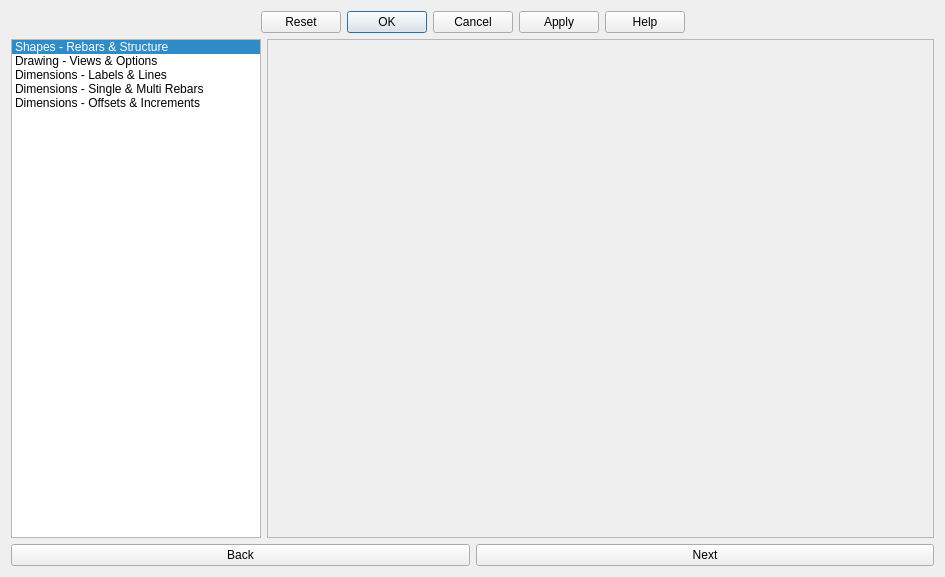
This is ReinforcementDrawing/ReinforcementDrawingDimensioning_Main.ui in amrit3701/FreeCAD-Reinforcement as Qt 5 draws it before an edit. The edited form follows.
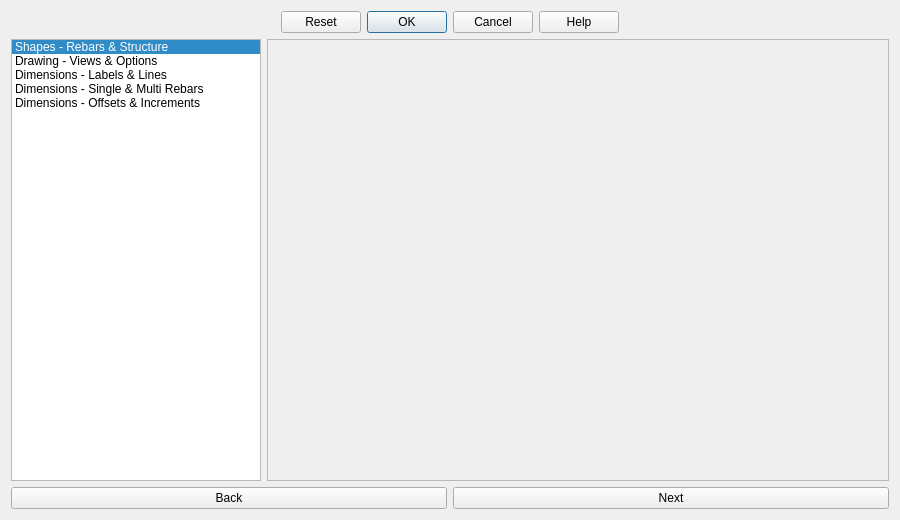
This is the edited form.

Commit message: Integrate Reinforcement Drawing Dimensioning UI

What changed in the file:
```diff
--- a/ReinforcementDrawing/ReinforcementDrawingDimensioning_Main.ui
+++ b/ReinforcementDrawing/ReinforcementDrawingDimensioning_Main.ui
@@ -6,8 +6,8 @@
    <rect>
     <x>0</x>
     <y>0</y>
-    <width>945</width>
-    <height>577</height>
+    <width>900</width>
+    <height>520</height>
    </rect>
   </property>
   <property name="sizePolicy">
@@ -41,7 +41,7 @@
    <item row="0" column="0">
     <widget class="QDialogButtonBox" name="standard_button_box">
      <property name="standardButtons">
-      <set>QDialogButtonBox::Apply|QDialogButtonBox::Cancel|QDialogButtonBox::Help|QDialogButtonBox::Ok|QDialogButtonBox::Reset</set>
+      <set>QDialogButtonBox::Cancel|QDialogButtonBox::Help|QDialogButtonBox::Ok|QDialogButtonBox::Reset</set>
      </property>
      <property name="centerButtons">
       <bool>true</bool>
@@ -98,7 +98,7 @@
        </item>
        <item>
         <property name="text">
-         <string>Dimensions - Offsets &amp; Increments </string>
+         <string>Dimensions - Offsets &amp; Increments</string>
         </property>
        </item>
       </widget>
```
The commit also changes 9 other files.
